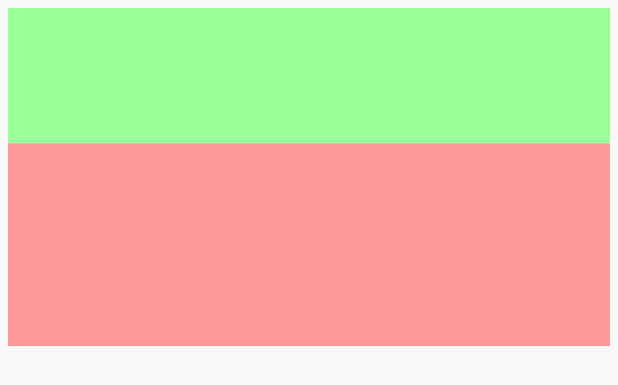
After one commit to pietrocipriani/Messedaglia, an Android app: the layout marks_subject_details.xml on its own in the app's theme, with its tools: preview values and no code run, on a phone screen of 412 x 824 dp. The commit adds this screen. Shown: the top 385 px of the screen. Run offline under Robolectric (Android 15) with nearby library versions, the phone set to English and light mode, and no system bars.

Commit message:
Subject details as dialog; last update bar; animations;

```diff
--- a/app/src/main/java/it/gov/messedaglia/messedaglia/MainActivity.java
+++ b/app/src/main/java/it/gov/messedaglia/messedaglia/MainActivity.java
@@ -2,6 +2,8 @@ package it.gov.messedaglia.messedaglia;
 
 import android.support.v7.app.AppCompatActivity;
 import android.os.Bundle;
+
+import it.gov.messedaglia.messedaglia.fragments.Register;
 
 public class MainActivity extends AppCompatActivity {
 
@@ -9,5 +11,7 @@ public class MainActivity extends AppCompatActivity {
     protected void onCreate(Bundle savedInstanceState) {
         super.onCreate(savedInstanceState);
         setContentView(R.layout.activity_main);
+
+        getSupportFragmentManager().beginTransaction().replace(R.id.fragment, new Register()).commit();
     }
 }
--- a/app/src/main/java/it/gov/messedaglia/messedaglia/registerapi/Subject.java
+++ /dev/null
@@ -1,4 +0,0 @@
-package it.gov.messedaglia.messedaglia.registerapi;
-
-public class Subject {
-}
--- a/app/src/main/java/it/gov/messedaglia/messedaglia/views/Chart.java
+++ b/app/src/main/java/it/gov/messedaglia/messedaglia/views/Chart.java
@@ -1,15 +1,28 @@
 package it.gov.messedaglia.messedaglia.views;
 
+import android.animation.ValueAnimator;
 import android.content.Context;
 import android.graphics.Canvas;
 import android.graphics.Paint;
+import android.graphics.SweepGradient;
 import android.support.annotation.Nullable;
 import android.util.AttributeSet;
 import android.view.View;
+import android.view.animation.AccelerateInterpolator;
+
+import it.gov.messedaglia.messedaglia.Utils;
+import it.gov.messedaglia.messedaglia.registerapi.RegisterApi;
+import it.gov.messedaglia.messedaglia.registerapi.RegisterApi.MarksData.Subject;
 
 public class Chart extends View {
 
+    private final static int POINT_RADIUS = Utils.dpToPx(5);
+
     private final Paint paint;
+
+    private Subject sbj;
+
+    private float animation = 0;
 
 
     public Chart(Context context) {
@@ -24,6 +37,22 @@ public class Chart extends View {
         super(context, attrs, defStyleAttr);
 
         this.paint = new Paint();
+
+        ValueAnimator animator = ValueAnimator.ofFloat(0f, 1f);
+        animation = 0;
+        animator.setDuration(2000);
+        animator.setInterpolator(new AccelerateInterpolator());
+        animator.addUpdateListener((anim) -> {
+            animation = anim.getAnimatedFraction();
+            invalidate();
+        });
+        animator.start();
+
+    }
+
+    public void setSubject (Subject sbj) {
+        this.sbj = sbj;
+        invalidate();
     }
 
     @Override
@@ -39,5 +68,22 @@ public class Chart extends View {
         canvas.drawRect(0, 0, getWidth(), getHeight()*4/10f, paint);
         paint.setColor(0xFFFF9999);
         canvas.drawRect(0, getHeight()*4/10f, getWidth(), getHeight(), paint);
+
+        drawPath(canvas);
     }
+
+    private void drawPath (Canvas canvas) {
+        if (sbj == null || sbj.marks.isEmpty()) return;
+        paint.setColor(0xFF000000);
+
+        float xTranslation = (float) getWidth()/(sbj.marks.size()+1);
+
+        canvas.translate(xTranslation, getHeight());
+
+        for (RegisterApi.MarksData.Mark mark : sbj.marks) {
+            canvas.drawCircle(0, - (float)mark.decimalValue/10*getHeight() * animation, POINT_RADIUS, paint);
+            canvas.translate(xTranslation, 0);
+        }
+    }
+
 }
--- a/app/src/main/res/layout/activity_main.xml
+++ b/app/src/main/res/layout/activity_main.xml
@@ -9,7 +9,7 @@
 
     <fragment
         android:id="@+id/fragment"
-        android:name="it.gov.messedaglia.messedaglia.fragments.Register"
+        android:name="it.gov.messedaglia.messedaglia.fragments.BlankFragment"
         android:layout_width="match_parent"
         android:layout_height="match_parent"
         android:layout_above="@id/navigation_bar"/>
--- /dev/null
+++ b/app/src/main/res/layout/marks_subject_details.xml
@@ -0,0 +1,31 @@
+<?xml version="1.0" encoding="utf-8"?>
+<RelativeLayout
+    xmlns:android="http://schemas.android.com/apk/res/android"
+    android:layout_width="match_parent"
+    android:layout_height="match_parent">
+
+    <it.gov.messedaglia.messedaglia.views.Chart
+        android:id="@+id/chart"
+        android:layout_alignParentTop="true"
+        android:layout_width="match_parent"
+        android:layout_height="wrap_content"
+        android:layout_margin="5dp"/>
+
+    <ScrollView
+        android:layout_below="@id/chart"
+        android:layout_width="match_parent"
+        android:layout_height="wrap_content"
+        android:layout_alignParentBottom="true">
+
+        <LinearLayout
+            android:id="@+id/container"
+            android:orientation="vertical"
+            android:layout_width="match_parent"
+            android:layout_height="wrap_content"
+            android:divider="?android:listDivider">
+
+        </LinearLayout>
+
+    </ScrollView>
+
+</RelativeLayout>
```
Also changed, not shown: app/src/main/java/it/gov/messedaglia/messedaglia/Utils.java (+15 -0 lines), app/src/main/java/it/gov/messedaglia/messedaglia/fragments/BlankFragment.java (added, +27 -0 lines), app/src/main/java/it/gov/messedaglia/messedaglia/fragments/Register.java (+42 -0 lines), app/src/main/java/it/gov/messedaglia/messedaglia/fragments/register/MarksFragment.java (+21 -4 lines), app/src/main/java/it/gov/messedaglia/messedaglia/fragments/register/RegisterFragment.java (added, +9 -0 lines), app/src/main/java/it/gov/messedaglia/messedaglia/fragments/register/TitleMarkView.java (added, +53 -0 lines), app/src/main/java/it/gov/messedaglia/messedaglia/registerapi/RegisterApi.java (+7 -4 lines), app/src/main/java/it/gov/messedaglia/messedaglia/views/MarkView.java (+14 -4 lines), app/src/main/res/layout/fragment_blank.xml (added, +8 -0 lines), app/src/main/res/layout/fragment_register.xml (+10 -1 lines), app/src/main/res/layout/subject_item.xml (+2 -17 lines).
